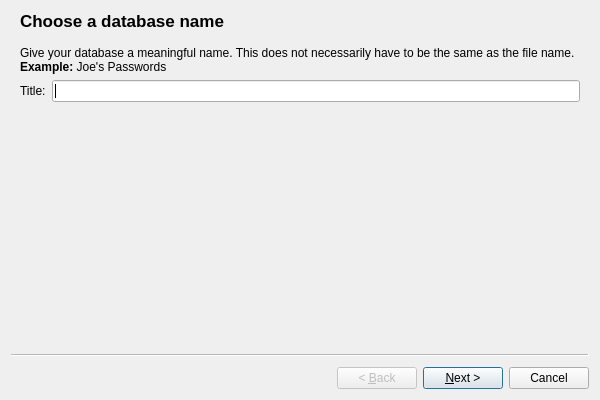
Above: src/desktop/newdatabasewizard.ui from petroules/silverlock before the change. Below: the same form after it.
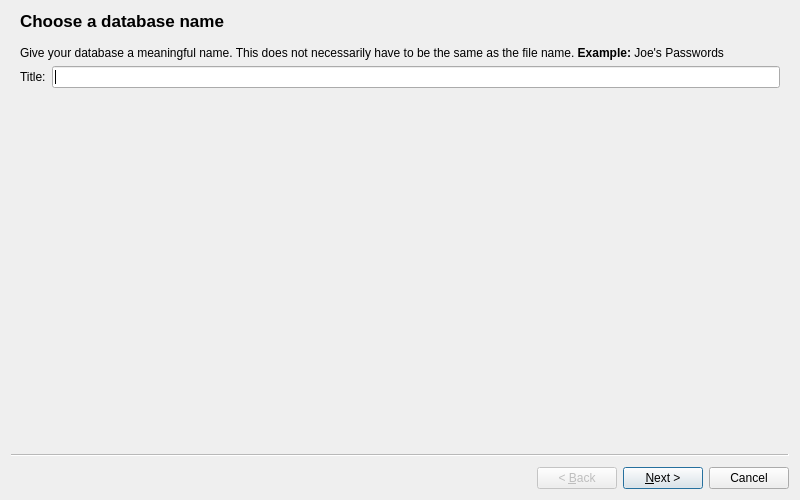
That is the form after the change.

Diff of the .ui file:
```diff
--- a/src/desktop/newdatabasewizard.ui
+++ b/src/desktop/newdatabasewizard.ui
@@ -6,8 +6,8 @@
    <rect>
     <x>0</x>
     <y>0</y>
-    <width>600</width>
-    <height>400</height>
+    <width>800</width>
+    <height>500</height>
    </rect>
   </property>
   <property name="windowTitle">
```
